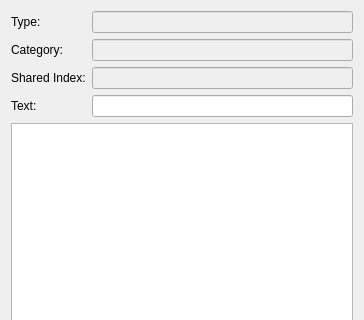
First picture: the form in anno/LabelPropertiesWidget.ui, repository urobots-io/anno, before the edit; both pictures show x 0 to 364 and y 0 to 320 of the 364 by 701 pixel window.
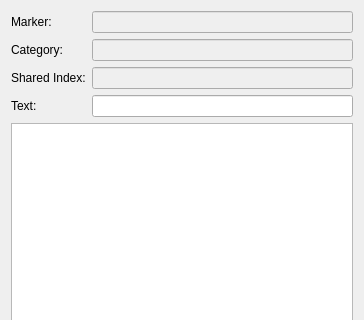
Second picture: the form after the edit. Icons and pictures are not drawn.

Commit message: Display selected marker definition value type

The edit to the form file:
```diff
--- a/anno/LabelPropertiesWidget.ui
+++ b/anno/LabelPropertiesWidget.ui
@@ -53,7 +53,7 @@
       <item row="0" column="0">
        <widget class="QLabel" name="label">
         <property name="text">
-         <string>Type:</string>
+         <string>Marker:</string>
         </property>
         <property name="textFormat">
          <enum>Qt::PlainText</enum>
```
The commit also changes 2 other files.
